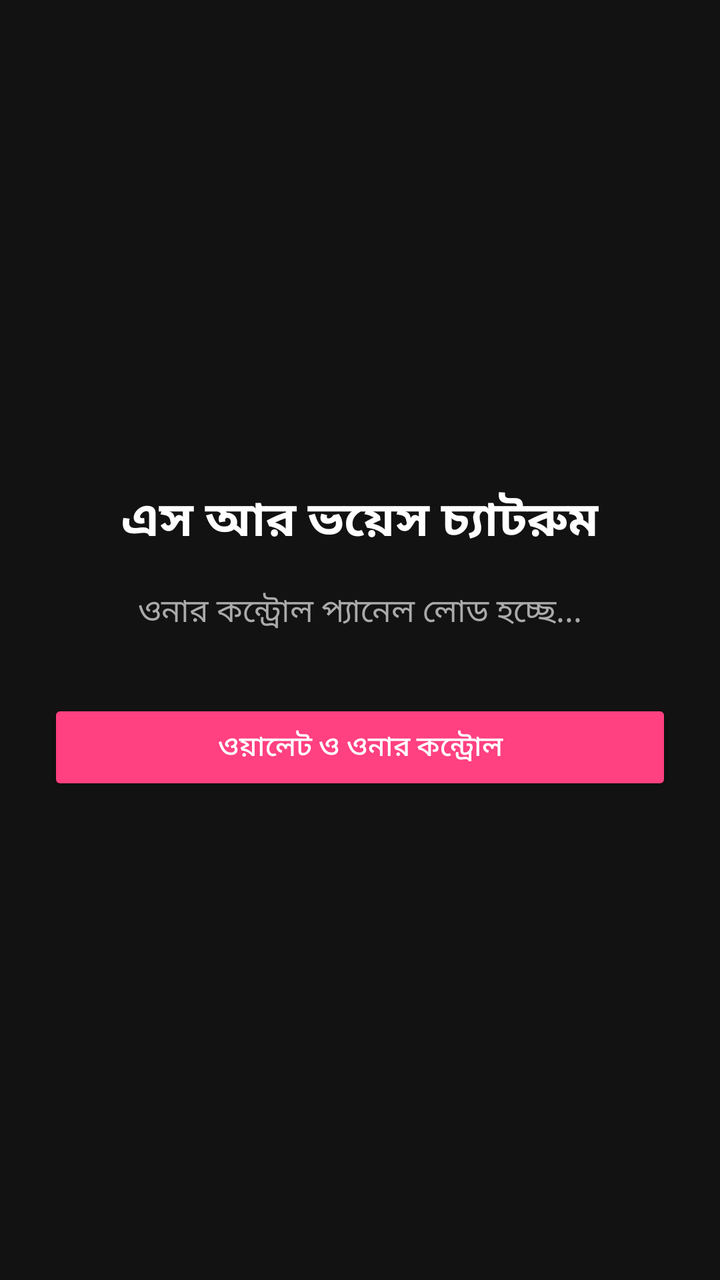
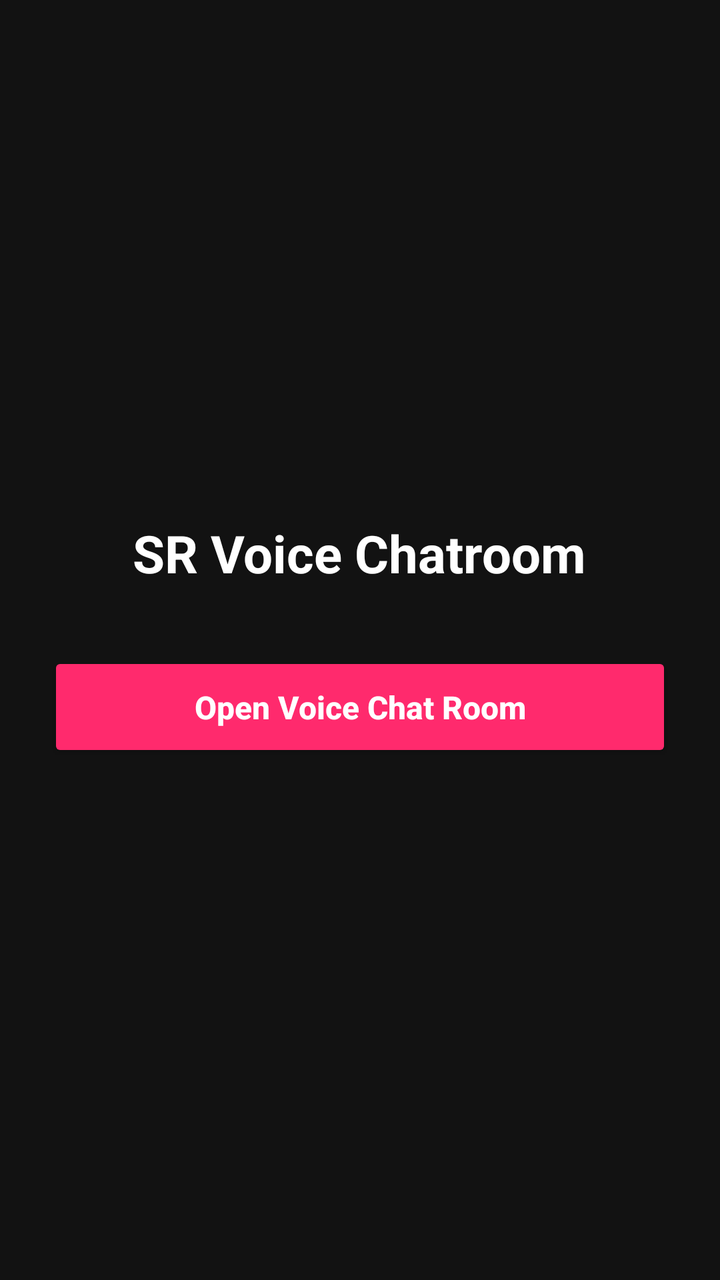

Screens rendered from an Android XML layout before and after an edit, with the pre-edit source and the edit as a unified diff.
<!-- AndroidManifest.xml: application theme Theme.AppCompat.Light.NoActionBar -->
<!-- res/layout/activity_main.xml -->
<?xml version="1.0" encoding="utf-8"?>
<LinearLayout xmlns:android="http://schemas.android.com/apk/res/android"
    android:layout_width="match_parent"
    android:layout_height="match_parent"
    android:gravity="center"
    android:orientation="vertical"
    android:padding="24dp"
    android:background="#121212">

    <TextView
        android:id="@+id/tvAppName"
        android:layout_width="wrap_content"
        android:layout_height="wrap_content"
        android:text="এস আর ভয়েস চ্যাটরুম"
        android:textColor="#FFFFFF"
        android:textSize="24sp"
        android:textStyle="bold"
        android:layout_marginBottom="16dp"/>

    <TextView
        android:id="@+id/tvWelcome"
        android:layout_width="wrap_content"
        android:layout_height="wrap_content"
        android:text="ওনার কন্ট্রোল প্যানেল লোড হচ্ছে..."
        android:textColor="#AAAAAA"
        android:textSize="16sp"
        android:gravity="center"
        android:layout_marginBottom="32dp"/>

    <Button
        android:id="@+id/btnCheckWallet"
        android:layout_width="match_parent"
        android:layout_height="wrap_content"
        android:text="ওয়ালেট ও ওনার কন্ট্রোল"
        android:backgroundTint="#FF4081"
        android:textColor="#FFFFFF"/>

</LinearLayout>
<!-- resources referenced by this layout -->
<resources>

</resources>

<!-- the commit's change to res/layout/activity_main.xml (unified diff, before → after) -->
@@ -2,37 +2,29 @@
 <LinearLayout xmlns:android="http://schemas.android.com/apk/res/android"
     android:layout_width="match_parent"
     android:layout_height="match_parent"
+    android:background="#121212"
     android:gravity="center"
     android:orientation="vertical"
-    android:padding="24dp"
-    android:background="#121212">
+    android:padding="24dp">
 
     <TextView
-        android:id="@+id/tvAppName"
         android:layout_width="wrap_content"
         android:layout_height="wrap_content"
-        android:text="এস আর ভয়েস চ্যাটরুম"
+        android:text="SR Voice Chatroom"
         android:textColor="#FFFFFF"
-        android:textSize="24sp"
+        android:textSize="26sp"
         android:textStyle="bold"
-        android:layout_marginBottom="16dp"/>
-
-    <TextView
-        android:id="@+id/tvWelcome"
-        android:layout_width="wrap_content"
-        android:layout_height="wrap_content"
-        android:text="ওনার কন্ট্রোল প্যানেল লোড হচ্ছে..."
-        android:textColor="#AAAAAA"
-        android:textSize="16sp"
-        android:gravity="center"
         android:layout_marginBottom="32dp"/>
 
     <Button
-        android:id="@+id/btnCheckWallet"
+        android:id="@+id/walletButton"
         android:layout_width="match_parent"
-        android:layout_height="wrap_content"
-        android:text="ওয়ালেট ও ওনার কন্ট্রোল"
-        android:backgroundTint="#FF4081"
-        android:textColor="#FFFFFF"/>
+        android:layout_height="55dp"
+        android:text="Open Voice Chat Room"
+        android:textAllCaps="false"
+        android:backgroundTint="#FF2A6D"
+        android:textColor="#FFFFFF"
+        android:textSize="16sp"
+        android:textStyle="bold"/>
 
 </LinearLayout>
